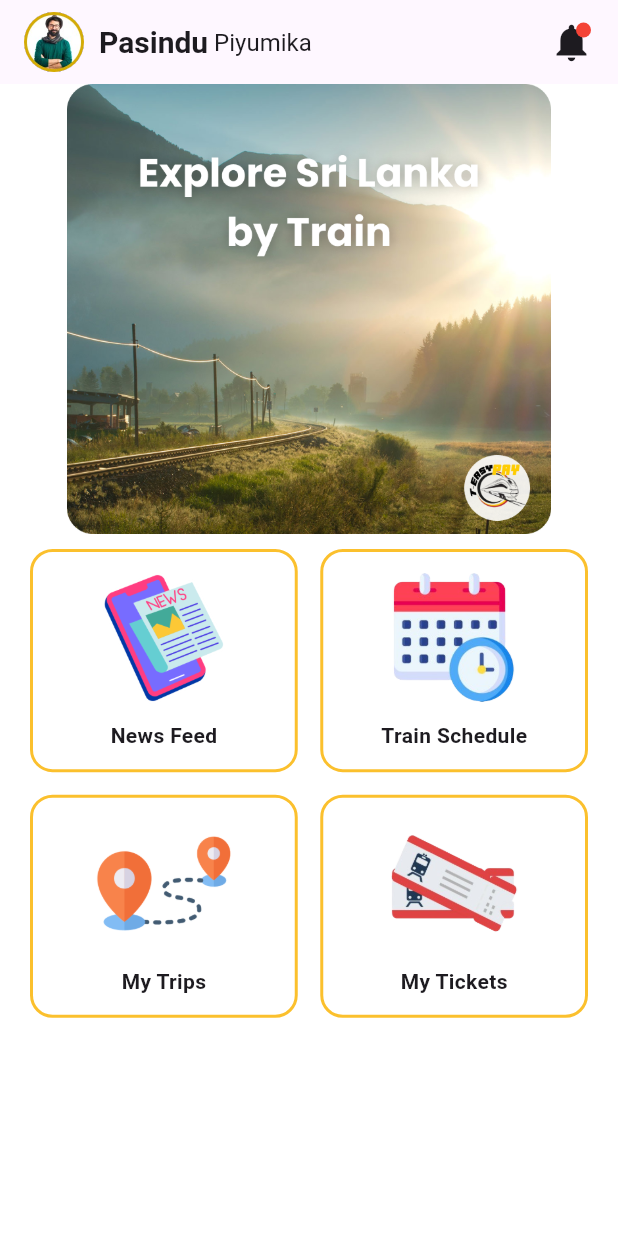
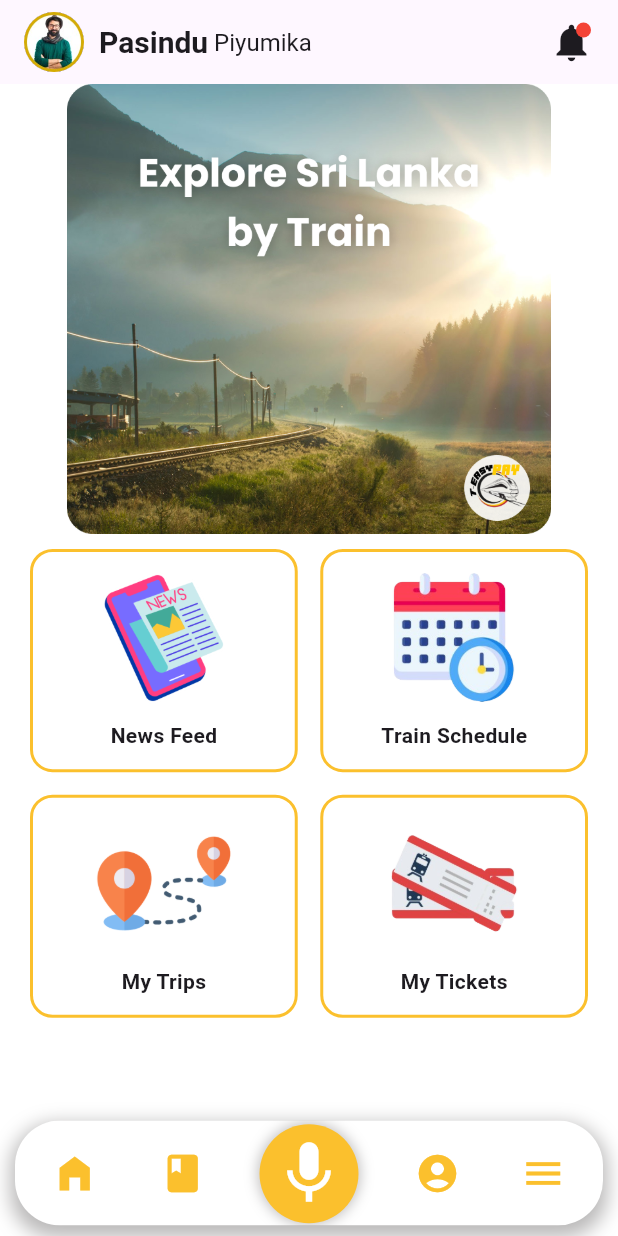
Before and after one commit to JennathulRifka/T-easy-Pay, a Flutter app: the HomePage screen opened directly, on a phone screen of 412 x 824 dp. Run offline on Flutter 3.47's test engine with Material 3 defaults, Android fonts, the light colour scheme and no system bars; our stand-ins replace firebase_auth, firebase_core, google_sign_in, sign_in_with_apple; missing offline and left inert: flutter_facebook_auth; accounts and stored records are empty.

Commit message:
Update homePage.dart

```diff
--- a/lib/view/homePage.dart
+++ b/lib/view/homePage.dart
@@ -1,7 +1,6 @@
-// ignore_for_file: file_names, library_private_types_in_public_api
 
 import 'package:flutter/material.dart';
-//import '../widgets/floatingBottomBar.dart';
+import '../widgets/floatingBottomBar.dart';
 
 class HomePage extends StatefulWidget {
   const HomePage({super.key});
@@ -138,13 +137,13 @@ class _HomePageState extends State<HomePage> {
       ),
 
       //floating bottom bar
-      // bottomNavigationBar: Padding(
-      //   padding: const EdgeInsets.only(bottom: 7),
-      //   child: FloatingBottomBar(
-      //     selectedIndex: _selectedIndex,
-      //     onItemTapped: _onItemTapped,
-      //   ),
-      // ),
+      bottomNavigationBar: Padding(
+        padding: const EdgeInsets.only(bottom: 7),
+        child: FloatingBottomBar(
+          selectedIndex: _selectedIndex,
+          onItemTapped: _onItemTapped,
+        ),
+      ),
     );
   }
 
```
